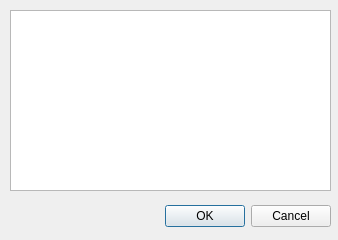
Qt form RecondoUI/CoursesDialog.ui (kmadof/Recondo) before a commit.
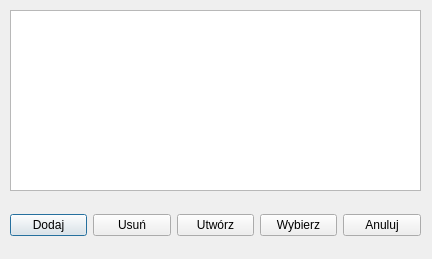
The same form after that commit.

Patch:
```diff
--- a/RecondoUI/CoursesDialog.ui
+++ b/RecondoUI/CoursesDialog.ui
@@ -6,8 +6,8 @@
    <rect>
     <x>0</x>
     <y>0</y>
-    <width>338</width>
-    <height>240</height>
+    <width>432</width>
+    <height>259</height>
    </rect>
   </property>
   <property name="windowTitle">
@@ -18,8 +18,8 @@
     <rect>
      <x>10</x>
      <y>200</y>
-     <width>321</width>
-     <height>33</height>
+     <width>411</width>
+     <height>51</height>
     </rect>
    </property>
    <layout class="QHBoxLayout">
@@ -42,17 +42,47 @@
       </property>
      </spacer>
     </item>
+    <item>
+     <widget class="QPushButton" name="btnAddCourse">
+      <property name="toolTip">
+       <string>Dodanie nowego kursu z pliku do bazy</string>
+      </property>
+      <property name="text">
+       <string>Dodaj</string>
+      </property>
+     </widget>
+    </item>
+    <item>
+     <widget class="QPushButton" name="btnDelete">
+      <property name="toolTip">
+       <string>Usunięcie kursu z bazy</string>
+      </property>
+      <property name="text">
+       <string>Usuń</string>
+      </property>
+     </widget>
+    </item>
+    <item>
+     <widget class="QPushButton" name="btnCreateCourse">
+      <property name="toolTip">
+       <string>Stworzenie nowego kursu</string>
+      </property>
+      <property name="text">
+       <string>Utwórz</string>
+      </property>
+     </widget>
+    </item>
     <item>
      <widget class="QPushButton" name="okButton">
       <property name="text">
-       <string>OK</string>
+       <string>Wybierz</string>
       </property>
      </widget>
     </item>
     <item>
      <widget class="QPushButton" name="cancelButton">
       <property name="text">
-       <string>Cancel</string>
+       <string>Anuluj</string>
       </property>
      </widget>
     </item>
@@ -63,10 +93,13 @@
     <rect>
      <x>10</x>
      <y>10</y>
-     <width>321</width>
+     <width>411</width>
      <height>181</height>
     </rect>
    </property>
+   <property name="textElideMode">
+    <enum>Qt::ElideNone</enum>
+   </property>
    <property name="selectionRectVisible">
     <bool>false</bool>
    </property>
```
Left out of the diff: 8 changed lines with no effect on the pictures.
